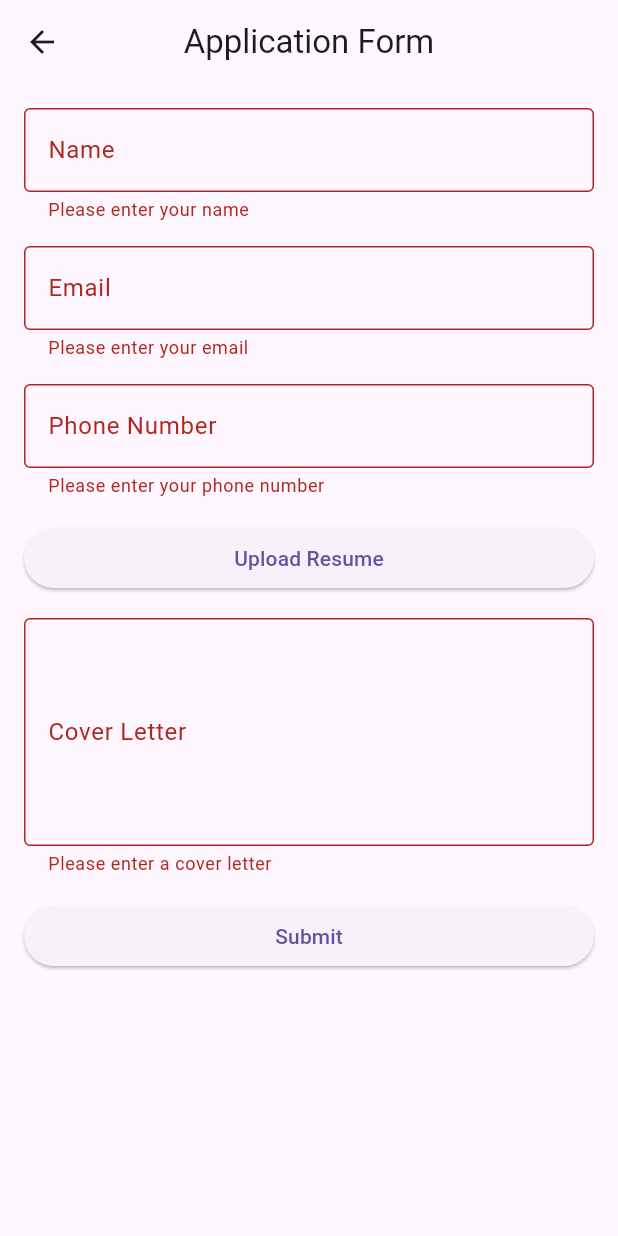
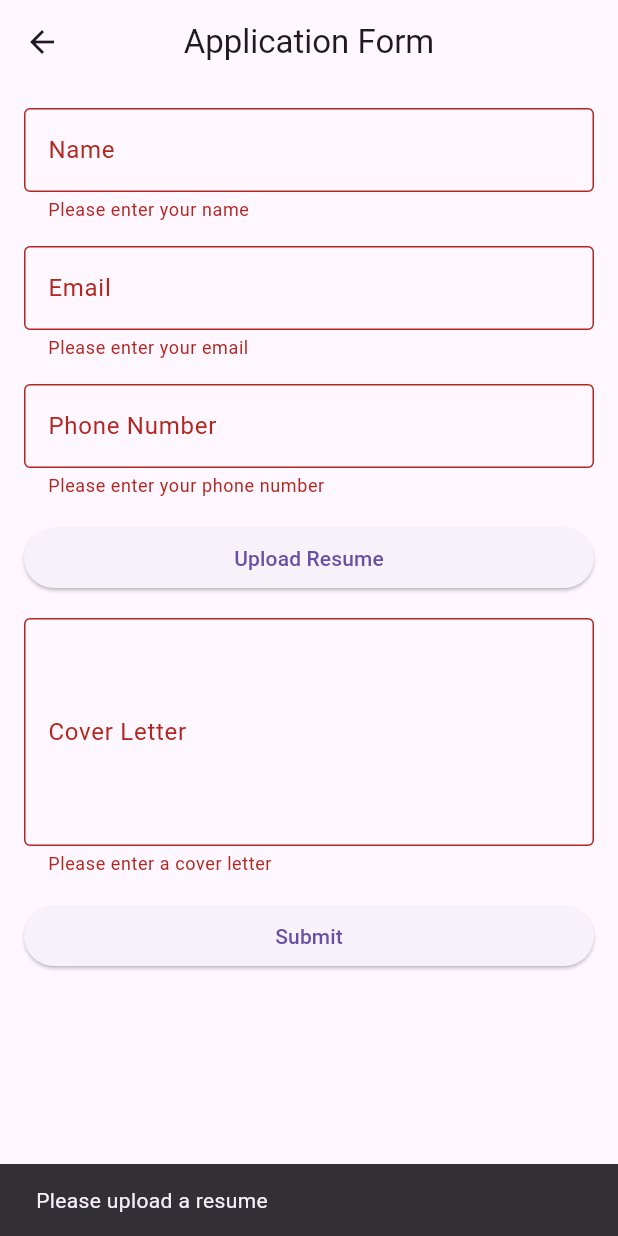
Before and after one commit to rana-shekhar/Recruiters, a Flutter app: the ApplyNow screen opened directly with empty values, after a tap on "Submit", on a phone screen of 412 x 824 dp. Run offline on Flutter 3.47's test engine with Material 3 defaults, Android fonts, the phone set to English and light mode, and no system bars; our stand-ins replace cloud_firestore, file_picker, firebase_core, firebase_storage, image_picker; accounts and stored records are empty.

Commit message:
worked on resume rendering

```diff
--- a/lib/screens/apply_now.dart
+++ b/lib/screens/apply_now.dart
@@ -1,15 +1,10 @@
-// ignore_for_file: use_build_context_synchronously
-
+import 'package:flutter/material.dart';
+import 'package:file_picker/file_picker.dart';
 import 'dart:io';
-
 import 'package:cloud_firestore/cloud_firestore.dart';
-import 'package:file_picker/file_picker.dart';
-import 'package:flutter/material.dart';
-// import 'package:recruiters/data_helper.dart';
 import 'package:recruiters/job_data.dart';
 import 'package:recruiters/model/aspirant_data.dart';
-import 'package:recruiters/utiles.dart';
-import 'package:recruiters/utiles_Res.dart';
+import 'package:recruiters/utiles_res.dart';
 
 class ApplyNow extends StatefulWidget {
   final JobData jobdata;
@@ -25,19 +20,104 @@ class _ApplyNowState extends State<ApplyNow> {
   final TextEditingController _emailController = TextEditingController();
   final TextEditingController _phoneController = TextEditingController();
   final TextEditingController _coverLetterController = TextEditingController();
-  String? resumePath;
 
-File? resumeFile;
+  File? resumeFile;
+  bool isSubmitting = false;
+
+  Future<void> pickResume() async {
+    try {
+      FilePickerResult? result = await FilePicker.platform.pickFiles(
+        type: FileType.custom,
+        allowedExtensions: ['pdf'],
+      );
+      if (result != null) {
+        setState(() {
+          resumeFile = File(result.files.single.path!);
+        });
+      }
+    } catch (e) {
+      ScaffoldMessenger.of(context).showSnackBar(
+        SnackBar(content: Text("Error picking file: $e")),
+      );
+    }
+  }
 
   void resetForm() {
+    _formKey.currentState?.reset();
     _nameController.clear();
     _emailController.clear();
     _phoneController.clear();
     _coverLetterController.clear();
     setState(() {
-      resumePath = null;
+      resumeFile = null;
     });
-    _formKey.currentState?.reset();
+  }
+
+  Future<void> submitForm() async {
+    if (!_formKey.currentState!.validate() || resumeFile == null) {
+      if (resumeFile == null) {
+        ScaffoldMessenger.of(context).showSnackBar(
+          const SnackBar(content: Text("Please upload a resume")),
+        );
+      }
+      return;
+    }
+
+    setState(() {
+      isSubmitting = true;
+    });
+
+    try {
+      final db = FirebaseFirestore.instance;
+      final email = _emailController.text;
+
+      // Check if the user has already applied for this job
+      final existingDocs = await db
+          .collection('applyNowDetails')
+          .where('email', isEqualTo: email)
+          .limit(1)
+          .get();
+
+      if (existingDocs.docs.isNotEmpty) {
+        ScaffoldMessenger.of(context).showSnackBar(
+          const SnackBar(content: Text("You have already applied for this job!")),
+        );
+        return;
+      }
+
+      // Upload Resume
+      Utilesres utilesres = Utilesres();
+      final resumeUrl = await utilesres.uploadResume(
+        resumeFile!.path,
+        resumeFile!.path.split('/').last,
+      );
+
+      // Save Data
+      final applyDetails = AspirantData(
+        name: _nameController.text,
+        email: email,
+        phoneNumber: _phoneController.text,
+        id: DateTime.now().microsecondsSinceEpoch.toString(),
+        jobId: widget.jobdata.id,
+        resumePath: resumeUrl,
+      );
+
+      await db.collection("applyNowDetails").doc(applyDetails.id).set(applyDetails.toMap());
+
+      ScaffoldMessenger.of(context).showSnackBar(
+        const SnackBar(content: Text("Form Submitted Successfully")),
+      );
+      resetForm();
+      Navigator.pop(context);
+    } catch (e) {
+      ScaffoldMessenger.of(context).showSnackBar(
+        SnackBar(content: Text("Error submitting form: $e")),
+      );
+    } finally {
+      setState(() {
+        isSubmitting = false;
+      });
+    }
   }
 
   @override
@@ -59,12 +139,9 @@ File? resumeFile;
                   labelText: "Name",
                   border: OutlineInputBorder(),
                 ),
-                validator: (value) {
-                  if (value == null || value.isEmpty) {
-                    return "Please enter your name";
-                  }
-                  return null;
-                },
+                validator: (value) => value == null || value.isEmpty
+                    ? "Please enter your name"
+                    : null,
               ),
               const SizedBox(height: 16),
               TextFormField(
@@ -103,21 +180,9 @@ File? resumeFile;
               ),
               const SizedBox(height: 16),
               ElevatedButton(
-                onPressed: ()  {
-                  FilePicker.platform.pickFiles(
-                    type: FileType.custom,
-                    allowedExtensions: ['pdf'],
-                  ).then((value) {
-                    if (value != null) {
-                      setState(() {
-                        resumePath = value.files.single.path!;
-                      });
-                    }
-                  });
-                },
-                child: const Text("Upload Resume"),
+                onPressed: isSubmitting ? null : pickResume,
+                child: Text(resumeFile == null ? "Upload Resume" : "Resume Uploaded"),
               ),
-
               const SizedBox(height: 16),
               TextFormField(
                 controller: _coverLetterController,
@@ -126,66 +191,16 @@ File? resumeFile;
                   border: OutlineInputBorder(),
                 ),
                 maxLines: 5,
-                validator: (value) {
-                  if (value == null || value.isEmpty) {
-                    return "Please enter a cover letter";
-                  }
-                  return null;
-                },
+                validator: (value) => value == null || value.isEmpty
+                    ? "Please enter a cover letter"
+                    : null,
               ),
               const SizedBox(height: 16),
               ElevatedButton(
-                onPressed: () async {
-                  if (_formKey.currentState!.validate()) {
-                    final db = FirebaseFirestore.instance;
-                    final email = _emailController.text;
-                    // final jobType = widget.jobdata.jobType;
-
-                    // Check if the user has already applied for this job
-                    final existingDocs = await db
-                        .collection('applyNowDetails')
-                        .where('email', isEqualTo: email)
-                        // .where('jobType', isEqualTo: jobType)
-                        .get();
-
-                    if (existingDocs.size > 0) {
-                      // User has already applied for this job
-                      ScaffoldMessenger.of(context).showSnackBar(
-                        const SnackBar(
-                            content:
-                                Text("You have already applied for this job!")),
-                      );
-                    } else {
-
-                      final applyDetails = AspirantData(
-                        name: _nameController.text,
-                        email: email,
-                        phoneNumber: _phoneController.text,
-                        id: DateTime.now().microsecondsSinceEpoch.toString(),
-                        jobId: widget.jobdata.id,
-                      );
-
-                      await db
-                          .collection("applyNowDetails")
-                          .doc(applyDetails.id)
-                          .set(
-                      applyDetails.toMap(),
-
-                      );
-
-
-                      ScaffoldMessenger.of(context).showSnackBar(
-                        const SnackBar(
-                            content: Text("Form Submitted Successfully")),
-                      );
-
-
-
-                      resetForm();
-                    }
-                  }
-                },
-                child: const Text("Submit"),
+                onPressed: isSubmitting ? null : submitForm,
+                child: isSubmitting
+                    ? const CircularProgressIndicator()
+                    : const Text("Submit"),
               ),
             ],
           ),
--- a/lib/screens/aspirants_details.dart
+++ b/lib/screens/aspirants_details.dart
@@ -52,12 +52,22 @@ class _AspirantsDetailsState extends State<AspirantsDetails> {
                       Text("Phone: ${aspirant.phoneNumber}"),
                       InkWell(
                         onTap: () async {
+
                           final url = aspirant.resumePath;
-                          if (await canLaunchUrl(Uri.parse(url))) {
-                            await launchUrl(Uri.parse(url), mode: LaunchMode.externalApplication);
+                          print("Resume URL: $url");
+
+                          if (url.isNotEmpty) {
+                            if (await canLaunchUrl(Uri.parse(url))) {
+                              await launchUrl(Uri.parse(url), mode: LaunchMode.externalApplication);
+                            } else {
+                              // ignore: use_build_context_synchronously
+                              ScaffoldMessenger.of(context).showSnackBar(
+                                const SnackBar(content: Text("Cannot open the resume URL")),
+                              );
+                            }
                           } else {
                             ScaffoldMessenger.of(context).showSnackBar(
-                              const SnackBar(content: Text("Cannot open the resume URL")),
+                              const SnackBar(content: Text("No resume uploaded")),
                             );
                           }
                         },
--- a/pubspec.yaml
+++ b/pubspec.yaml
@@ -42,7 +42,8 @@ dependencies:
   firebase_core: ^3.8.0
   cloud_firestore: ^5.5.0
   firebase_storage: ^12.3.7
-  url_launcher: ^6.3.1
+  flutter_pdfview: ^1.4.0
+  url_launcher: ^6.0.13
 
 dev_dependencies:
   flutter_test:
```
Also changed, not shown: lib/utiles_res.dart (+4 -3 lines), pubspec.lock, 6 other files.
